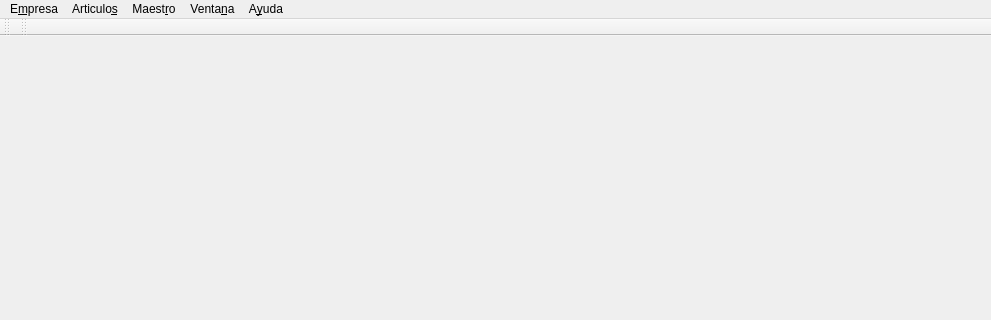
Old version of the form bulmages/bulmafact/src/bulmafactbase.ui in the repository eboladev/Bulmages-1; both pictures show x 0 to 991 and y 0 to 320 of the 991 by 569 pixel window.
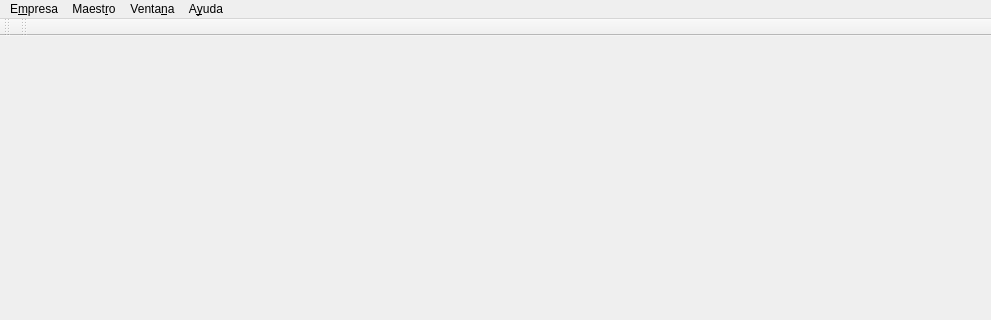
New version of the form. Icons and pictures are not drawn.

Commit message: Quito la entrada de menu Articulos y arreglo los plugins que se colgaban de ella para que la creen si no existe. (Cosas de plugins).

```diff
--- a/bulmages/bulmafact/src/bulmafactbase.ui
+++ b/bulmages/bulmafact/src/bulmafactbase.ui
@@ -52,12 +52,6 @@
     <addaction name="separator" />
     <addaction name="actionAcerta_de" />
    </widget>
-   <widget class="QMenu" name="menuArticulos" >
-    <property name="title" >
-     <string>Articulo&amp;s</string>
-    </property>
-    <addaction name="separator" />
-   </widget>
    <widget class="QMenu" name="menuEmpresa" >
     <property name="title" >
      <string>E&amp;mpresa</string>
@@ -94,7 +88,6 @@
     <addaction name="actionIndexador" />
    </widget>
    <addaction name="menuEmpresa" />
-   <addaction name="menuArticulos" />
    <addaction name="menuMaestro" />
    <addaction name="menuVentana" />
    <addaction name="menuAcerca_de" />
```
The commit also changes 2 other files.
